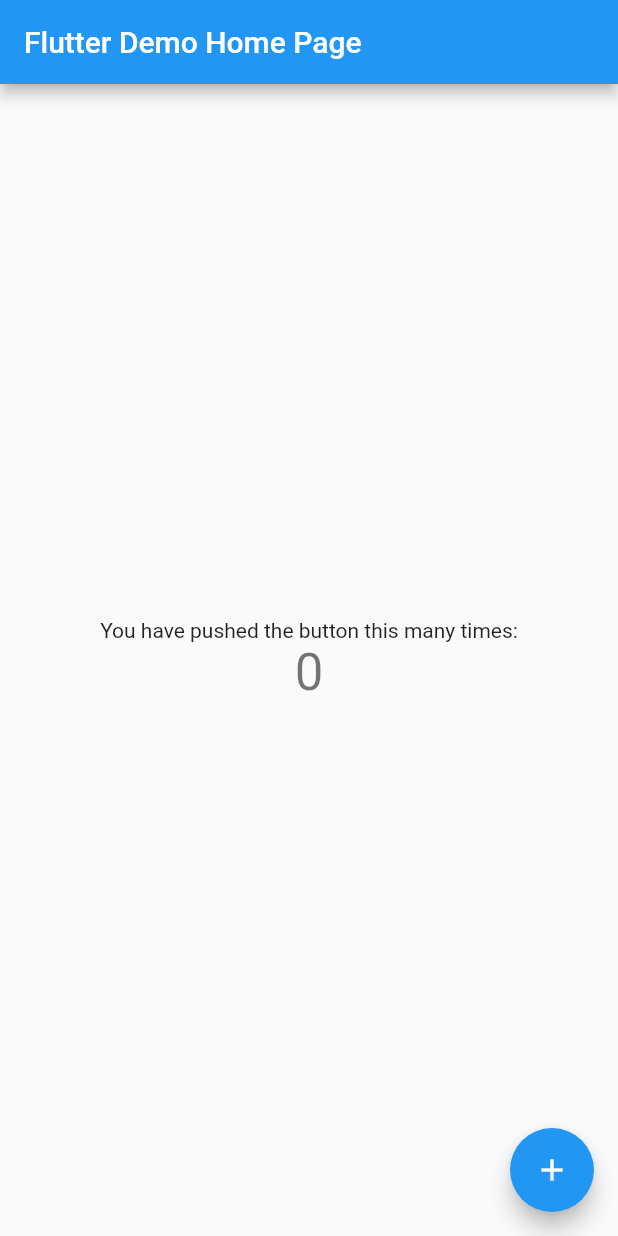
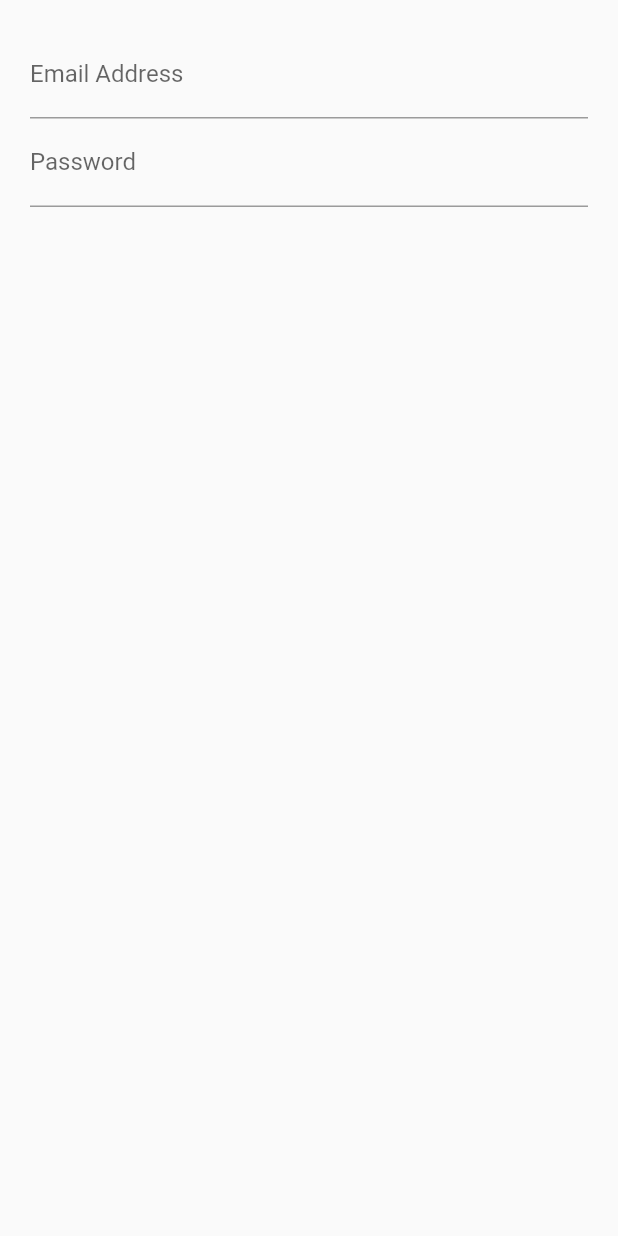
Before and after one commit to nikshit-chauhan/second-flutter, a Flutter app: the screen it shows after launch, on a phone screen of 412 x 824 dp. Run offline on Flutter 3.47's test engine with Material 2 defaults, Android fonts, the phone set to English and light mode, and no system bars.

Commit message:
added login text bar

```diff
--- a/lib/main.dart
+++ b/lib/main.dart
@@ -1,115 +1,6 @@
 import 'package:flutter/material.dart';
+import 'src/app.dart';
 
-void main() {
-  runApp(const MyApp());
+void main(){
+  runApp(App());
 }
-
-class MyApp extends StatelessWidget {
-  const MyApp({super.key});
-
-  // This widget is the root of your application.
-  @override
-  Widget build(BuildContext context) {
-    return MaterialApp(
-      title: 'Flutter Demo',
-      theme: ThemeData(
-        // This is the theme of your application.
-        //
-        // Try running your application with "flutter run". You'll see the
-        // application has a blue toolbar. Then, without quitting the app, try
-        // changing the primarySwatch below to Colors.green and then invoke
-        // "hot reload" (press "r" in the console where you ran "flutter run",
-        // or simply save your changes to "hot reload" in a Flutter IDE).
-        // Notice that the counter didn't reset back to zero; the application
-        // is not restarted.
-        primarySwatch: Colors.blue,
-      ),
-      home: const MyHomePage(title: 'Flutter Demo Home Page'),
-    );
-  }
-}
-
-class MyHomePage extends StatefulWidget {
-  const MyHomePage({super.key, required this.title});
-
-  // This widget is the home page of your application. It is stateful, meaning
-  // that it has a State object (defined below) that contains fields that affect
-  // how it looks.
-
-  // This class is the configuration for the state. It holds the values (in this
-  // case the title) provided by the parent (in this case the App widget) and
-  // used by the build method of the State. Fields in a Widget subclass are
-  // always marked "final".
-
-  final String title;
-
-  @override
-  State<MyHomePage> createState() => _MyHomePageState();
-}
-
-class _MyHomePageState extends State<MyHomePage> {
-  int _counter = 0;
-
-  void _incrementCounter() {
-    setState(() {
-      // This call to setState tells the Flutter framework that something has
-      // changed in this State, which causes it to rerun the build method below
-      // so that the display can reflect the updated values. If we changed
-      // _counter without calling setState(), then the build method would not be
-      // called again, and so nothing would appear to happen.
-      _counter++;
-    });
-  }
-
-  @override
-  Widget build(BuildContext context) {
-    // This method is rerun every time setState is called, for instance as done
-    // by the _incrementCounter method above.
-    //
-    // The Flutter framework has been optimized to make rerunning build methods
-    // fast, so that you can just rebuild anything that needs updating rather
-    // than having to individually change instances of widgets.
-    return Scaffold(
-      appBar: AppBar(
-        // Here we take the value from the MyHomePage object that was created by
-        // the App.build method, and use it to set our appbar title.
-        title: Text(widget.title),
-      ),
-      body: Center(
-        // Center is a layout widget. It takes a single child and positions it
-        // in the middle of the parent.
-        child: Column(
-          // Column is also a layout widget. It takes a list of children and
-          // arranges them vertically. By default, it sizes itself to fit its
-          // children horizontally, and tries to be as tall as its parent.
-          //
-          // Invoke "debug painting" (press "p" in the console, choose the
-          // "Toggle Debug Paint" action from the Flutter Inspector in Android
-          // Studio, or the "Toggle Debug Paint" command in Visual Studio Code)
-          // to see the wireframe for each widget.
-          //
-          // Column has various properties to control how it sizes itself and
-          // how it positions its children. Here we use mainAxisAlignment to
-          // center the children vertically; the main axis here is the vertical
-          // axis because Columns are vertical (the cross axis would be
-          // horizontal).
-          mainAxisAlignment: MainAxisAlignment.center,
-          children: <Widget>[
-            const Text(
-              'You have pushed the button this many times:',
-            ),
-            Text(
-              '$_counter',
-              style: Theme.of(context).textTheme.headlineMedium,
-            ),
-          ],
-        ),
-      ),
-      floatingActionButton: FloatingActionButton(
-        onPressed: _incrementCounter,
-        tooltip: 'Increment',
-        child: const Icon(Icons.add),
-      ), // This trailing comma makes auto-formatting nicer for build methods.
-    );
-  }
-}
--- /dev/null
+++ b/lib/src/app.dart
@@ -0,0 +1,15 @@
+import 'package:flutter/material.dart';
+import 'screens/login_screen.dart';
+
+class App extends StatelessWidget{
+
+  @override
+  Widget build(context){
+    return MaterialApp(
+      title: 'Log me in!',
+      home: Scaffold(
+        body: LoginScreen(),
+      ),
+    );
+  }
+}
--- /dev/null
+++ b/lib/src/screens/login_screen.dart
@@ -0,0 +1,47 @@
+import 'package:flutter/material.dart';
+
+class LoginScreen extends StatefulWidget{
+  @override
+  createState(){
+    return LoginScreenState();
+  }
+}
+class LoginScreenState extends State<LoginScreen>{
+  @override
+  Widget build(context){
+      return Container(
+        margin: const EdgeInsets.all(20.0),
+        child: Form(
+          child: Column(
+            children: [
+              emailField(),
+              passwordField(),
+              // submitButton(),
+            ],
+          ),
+        ),
+      );
+  }
+
+  Widget emailField(){
+    return TextFormField(
+      keyboardType: TextInputType.emailAddress,
+      decoration: const InputDecoration(
+        labelText: 'Email Address',
+        hintText: 'you@example.com',
+      ),
+    );
+  }
+  Widget passwordField(){
+    return TextFormField(
+      obscureText: true,
+      decoration: const InputDecoration(
+        labelText: 'Password',
+        hintText: 'Password',
+      ),
+    );
+  }
+  // Widget submitButton(){
+  //   return
+  // }
+}
```
Also changed, not shown: 5 other files.
